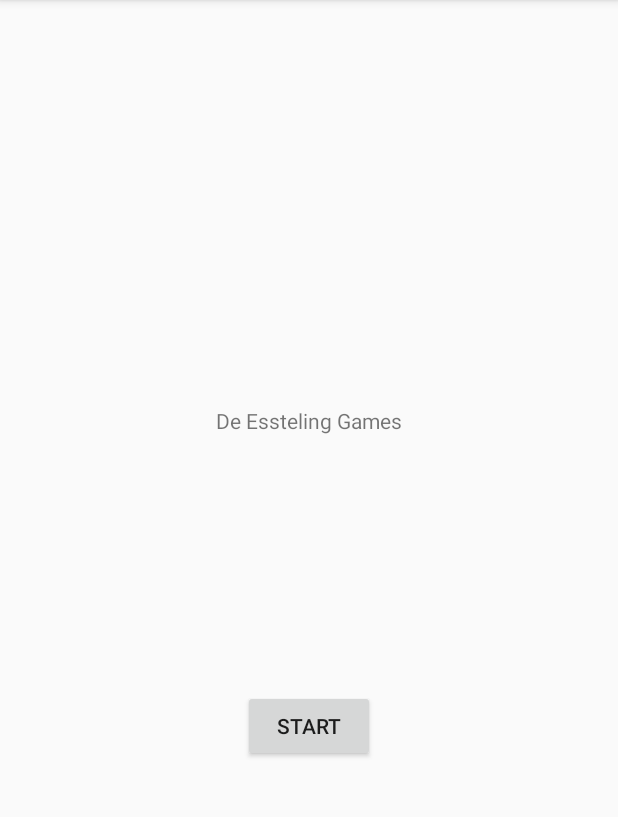
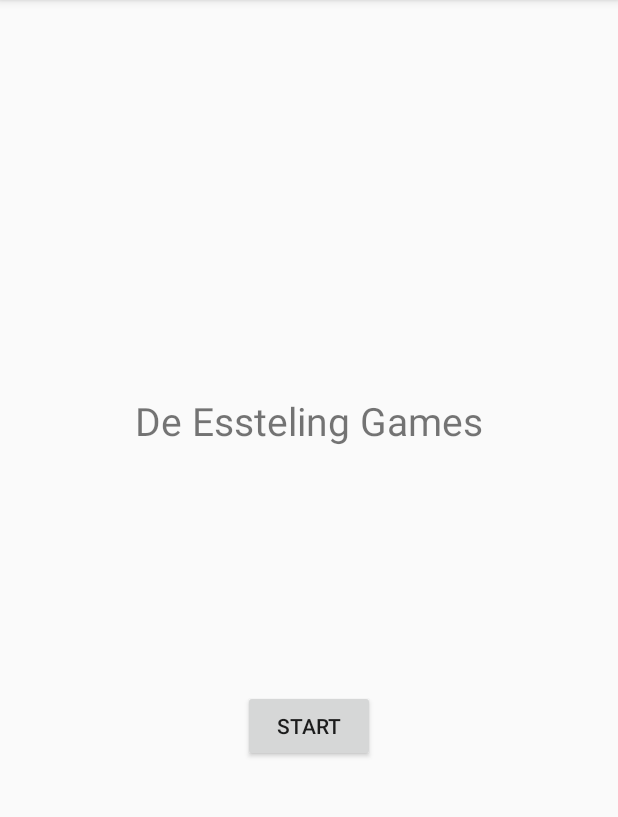
Before and after one commit to shinichihezemans/The-Esteling-games, an Android app: the screen it shows after launch (MainActivity), on a phone screen of 412 x 824 dp, the part 84-901 px from its top. Run offline under Robolectric (Android 15) with nearby library versions, the light colour scheme and no system bars.

Commit message:
small interface changes

```diff
--- a/app/src/main/res/layout/activity_main.xml
+++ b/app/src/main/res/layout/activity_main.xml
@@ -28,6 +28,7 @@
         android:layout_marginTop="100dp"
         android:layout_marginEnd="150dp"
         android:text="@string/StartSchermText"
+        android:textSize="26sp"
         app:layout_constraintBottom_toTopOf="@+id/startButton"
         app:layout_constraintEnd_toEndOf="parent"
         app:layout_constraintStart_toStartOf="parent"
```
